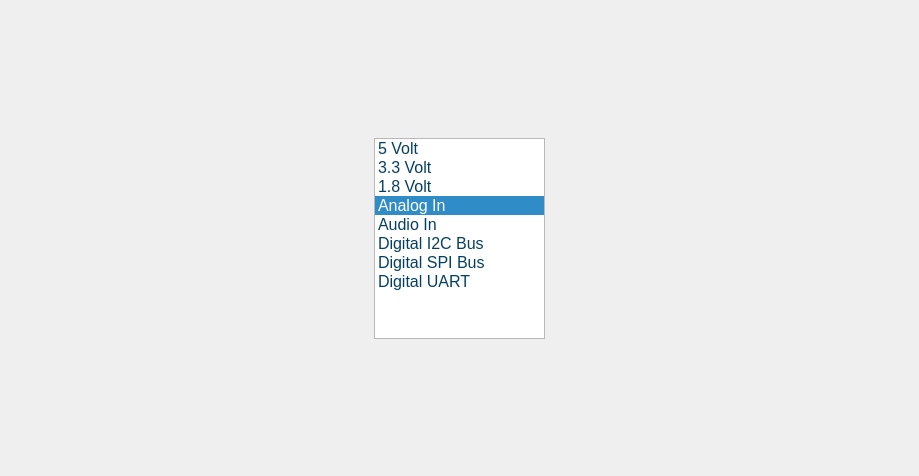
wyattduber/CyDAQ, file gui/qtdesigner/InputWidget.ui: the form before one commit.
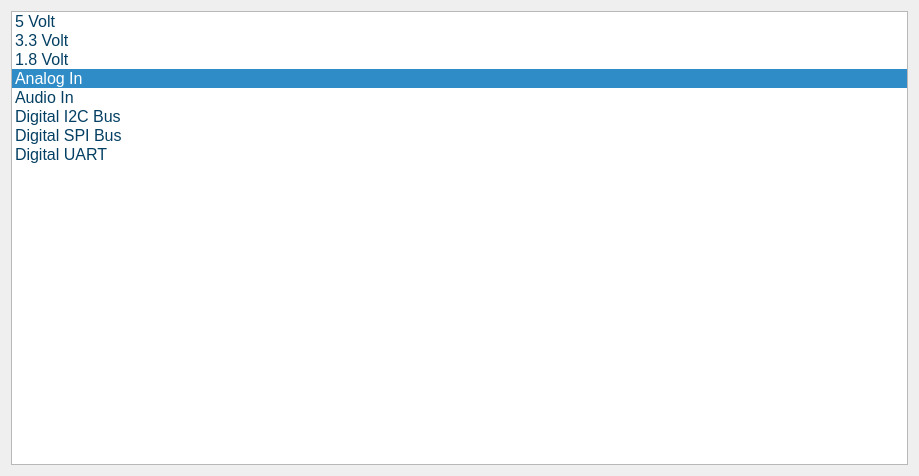
The form after the commit.

Commit message: got layout pretty close. Sizes of elements needs fixed now

Patch:
```diff
--- a/gui/qtdesigner/InputWidget.ui
+++ b/gui/qtdesigner/InputWidget.ui
@@ -10,18 +10,6 @@
     <height>476</height>
    </rect>
   </property>
-  <property name="minimumSize">
-   <size>
-    <width>919</width>
-    <height>476</height>
-   </size>
-  </property>
-  <property name="maximumSize">
-   <size>
-    <width>919</width>
-    <height>476</height>
-   </size>
-  </property>
   <property name="windowTitle">
    <string>Form</string>
   </property>
@@ -33,15 +21,9 @@
 }
 </string>
   </property>
+  <layout class="QHBoxLayout" name="horizontalLayout">
+   <item>
   <widget class="QListWidget" name="input_list">
-   <property name="geometry">
-    <rect>
-     <x>374</x>
-     <y>138</y>
-     <width>171</width>
-     <height>201</height>
-    </rect>
-   </property>
    <property name="tabKeyNavigation">
     <bool>true</bool>
    </property>
@@ -95,6 +77,8 @@
     </property>
    </item>
   </widget>
+   </item>
+  </layout>
  </widget>
  <resources/>
  <connections/>
```
Lines whose indentation alone changed are shown as unchanged. The commit also changes 7 other files.
